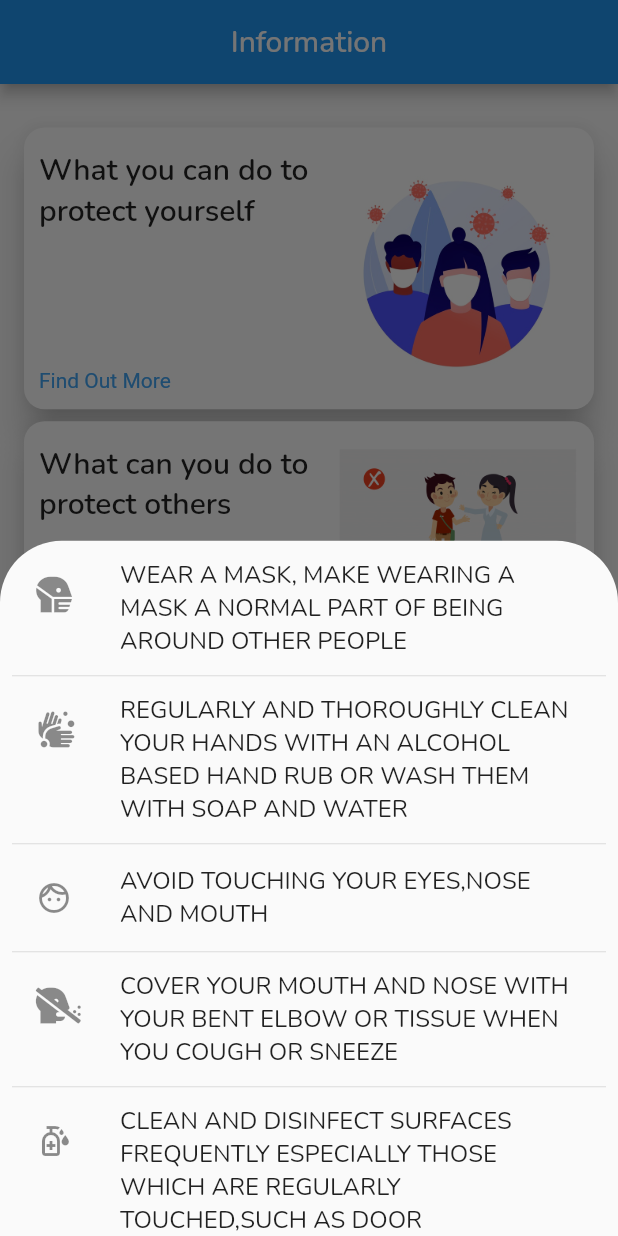
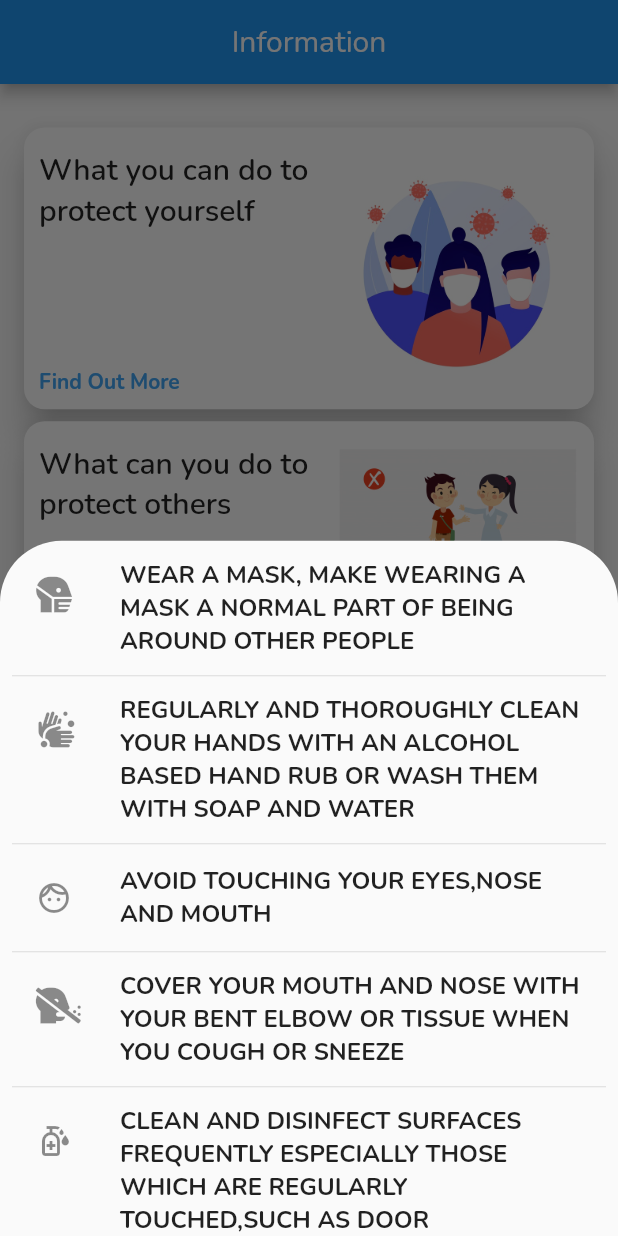
Before and after one commit to jmanga2020/contact, a Flutter app: the HomeScreen screen opened directly, after a tap on "What you can do to protect yourself", on a phone screen of 412 x 824 dp. Run offline on Flutter 3.47's test engine with Material 2 defaults, Android fonts, the light colour scheme and no system bars; our stand-ins replace cloud_firestore, firebase_core, flutter_bluetooth_serial, flutter_spinkit, font_awesome_flutter, intro_slider and 1 more; missing offline and left inert: flat_icons_flutter, onesignal_flutter; accounts and stored records are empty.

Commit message:
home card descriptions done

```diff
--- a/lib/ui/screens/tabs/homePage.dart
+++ b/lib/ui/screens/tabs/homePage.dart
@@ -30,26 +30,39 @@ class _HomeScreenState extends State<HomeScreen> {
                     ListTile(
                       leading: Icon(FontAwesomeIcons.headSideMask),
                       title: Text(
-                          'WEAR A MASK, MAKE WEARING A MASK A NORMAL PART OF BEING AROUND OTHER PEOPLE'),
+                        'WEAR A MASK, MAKE WEARING A MASK A NORMAL PART OF BEING AROUND OTHER PEOPLE',
+                        style: TextStyle(
+                            fontFamily: 'Nunito', fontWeight: FontWeight.w700),
+                      ),
                     ),
                     Divider(),
                     ListTile(
                       leading: Icon(FontAwesomeIcons.handsWash),
                       title: Text(
-                          'REGULARLY AND THOROUGHLY CLEAN YOUR HANDS WITH AN ALCOHOL BASED HAND RUB OR WASH THEM WITH SOAP AND WATER'),
+                        'REGULARLY AND THOROUGHLY CLEAN YOUR HANDS WITH AN ALCOHOL BASED HAND RUB OR WASH THEM WITH SOAP AND WATER',
+                        style: TextStyle(
+                            fontFamily: 'Nunito', fontWeight: FontWeight.w700),
+                      ),
                     ),
                     Divider(),
                     ListTile(
                       leading: Icon(
                         Icons.face_outlined,
                       ),
-                      title: Text('AVOID TOUCHING YOUR EYES,NOSE AND MOUTH'),
+                      title: Text(
+                        'AVOID TOUCHING YOUR EYES,NOSE AND MOUTH',
+                        style: TextStyle(
+                            fontFamily: 'Nunito', fontWeight: FontWeight.w700),
+                      ),
                     ),
                     Divider(),
                     ListTile(
                       leading: Icon(FontAwesomeIcons.headSideCoughSlash),
                       title: Text(
-                          'COVER YOUR MOUTH AND NOSE WITH YOUR BENT ELBOW OR TISSUE WHEN YOU COUGH OR SNEEZE'),
+                        'COVER YOUR MOUTH AND NOSE WITH YOUR BENT ELBOW OR TISSUE WHEN YOU COUGH OR SNEEZE',
+                        style: TextStyle(
+                            fontFamily: 'Nunito', fontWeight: FontWeight.w700),
+                      ),
                     ),
                     Divider(),
                     ListTile(
@@ -57,12 +70,19 @@ class _HomeScreenState extends State<HomeScreen> {
                         Icons.sanitizer_outlined,
                       ),
                       title: Text(
-                          'CLEAN AND DISINFECT SURFACES FREQUENTLY ESPECIALLY THOSE WHICH ARE REGULARLY TOUCHED,SUCH AS DOOR HANDLES,FAUCETS,SHOPPING CARTS,ELEVATOR BUTTONS, PHONE SCREENS'),
+                        'CLEAN AND DISINFECT SURFACES FREQUENTLY ESPECIALLY THOSE WHICH ARE REGULARLY TOUCHED,SUCH AS DOOR HANDLES,FAUCETS,SHOPPING CARTS,ELEVATOR BUTTONS, PHONE SCREENS',
+                        style: TextStyle(
+                            fontFamily: 'Nunito', fontWeight: FontWeight.w700),
+                      ),
                     ),
                     Divider(),
                     ListTile(
                       leading: Icon(FontAwesomeIcons.syringe),
-                      title: Text('GET VACCINATED'),
+                      title: Text(
+                        'GET VACCINATED',
+                        style: TextStyle(
+                            fontFamily: 'Nunito', fontWeight: FontWeight.w700),
+                      ),
                     ),
                   ],
                 ),
@@ -80,26 +100,39 @@ class _HomeScreenState extends State<HomeScreen> {
                   ListTile(
                     leading: Icon(FontAwesomeIcons.peopleArrows),
                     title: Text(
-                        'MAINTAIN AT LEAST ONE METRE DISTANCE BETWEEN YOURSELF AND OTHERS'),
+                      'MAINTAIN AT LEAST ONE METRE DISTANCE BETWEEN YOURSELF AND OTHERS',
+                      style: TextStyle(
+                          fontFamily: 'Nunito', fontWeight: FontWeight.w700),
+                    ),
                   ),
                   Divider(),
                   ListTile(
                     leading: Icon(
                       Icons.reduce_capacity_outlined,
                     ),
-                    title: Text('AVOID CROWDS AND POORLY VENTILATED SPACES'),
+                    title: Text(
+                      'AVOID CROWDS AND POORLY VENTILATED SPACES',
+                      style: TextStyle(
+                          fontFamily: 'Nunito', fontWeight: FontWeight.w700),
+                    ),
                   ),
                   Divider(),
                   ListTile(
                     leading: Icon(FlatIcons.home),
                     title: Text(
-                        'STAY HOME AND SELF ISOLATE EVEN IF YOU HAVE MINOR SYMPTOMS SUCH AS COUGH,HEADACHE AND MILD FEVER'),
+                      'STAY HOME AND SELF ISOLATE EVEN IF YOU HAVE MINOR SYMPTOMS SUCH AS COUGH,HEADACHE AND MILD FEVER',
+                      style: TextStyle(
+                          fontFamily: 'Nunito', fontWeight: FontWeight.w700),
+                    ),
                   ),
                   Divider(),
                   ListTile(
                     leading: Icon(FontAwesomeIcons.hospital),
                     title: Text(
-                        'IF YOU HAVE A FEVER,COUGH AND DIFFICULTY BREATHING SEEK MEDICAL ATTENTION IMMEDIATELY'),
+                      'IF YOU HAVE A FEVER,COUGH AND DIFFICULTY BREATHING SEEK MEDICAL ATTENTION IMMEDIATELY',
+                      style: TextStyle(
+                          fontFamily: 'Nunito', fontWeight: FontWeight.w700),
+                    ),
                   ),
                 ],
               ),
@@ -118,13 +151,19 @@ class _HomeScreenState extends State<HomeScreen> {
                   ListTile(
                     leading: Icon(Icons.notifications),
                     title: Text(
-                        'THE APP GIVES YOU NOTIFICATION ABOUT PEOPLE YOU CAME IN CONTACT WITH AND THEY ARE COVID 19 POSITIVE,WHICH MEANS THEY ARE INFECTED,THE APP ALSO GIVES YOU ALL THE POSSIBLE MEASURES TO FOLLOW INORDER TO PROTECT YOUR SELF AND THE ONES YOU LOVE'),
+                      'THE APP GIVES YOU NOTIFICATION ABOUT PEOPLE WHO ARE INFECTED WITH COVID 19 WITHIN YOUR REGION ,THE APP ALSO GIVES YOU ALL THE POSSIBLE MEASURES TO FOLLOW INORDER TO PROTECT YOUR SELF AND THE ONES YOU LOVE',
+                      style: TextStyle(
+                          fontFamily: 'Nunito', fontWeight: FontWeight.w700),
+                    ),
                   ),
                   Divider(),
                   ListTile(
                     leading: Icon(Icons.settings),
                     title: Text(
-                        'THE APP WORKS WHERE BY WHEN YOU INTERACT WITH PEOPLE OR COME INTO CONTACT THERE IS KEY EXCHANGE MECHANISM WHERE BY EACH PERSON WILL HAVE A UNIQUE IDENTITY OF THE SOMEONE HE OR SHE CAME INTO CONTACT WITH AND WAIT FOR THE NOTIFICATION IF HE OR SHE IS INFECTED WITH COVID 19 AND HENCE TO FOLLOW THE MEASURES INSTRUCTED AND BE SAFE.'),
+                      'THE APP  ALSO USES THE BLUETOOTH TECHNOLOGY TO SCAN THE NEARBY DEVICE AND HENCE GIVE OUT THE POSSIBLE RESULTS ON COVID 19 STATUS OF THE NEARBY DEVICE RECORD.',
+                      style: TextStyle(
+                          fontFamily: 'Nunito', fontWeight: FontWeight.w700),
+                    ),
                   ),
                   Divider()
                 ],
@@ -194,7 +233,10 @@ class _HomeScreenState extends State<HomeScreen> {
                       RichText(
                         text: TextSpan(
                           text: index == 3 ? 'Login' : 'Find Out More',
-                          style: TextStyle(color: Colors.blue[400]),
+                          style: TextStyle(
+                              color: Colors.blue[400],
+                              fontFamily: 'Nunito',
+                              fontWeight: FontWeight.w700),
                           recognizer: TapGestureRecognizer()
                             ..onTap = () => _actions(index),
                         ),
```
Also changed, not shown: pubspec.yaml (+6 -6 lines).
